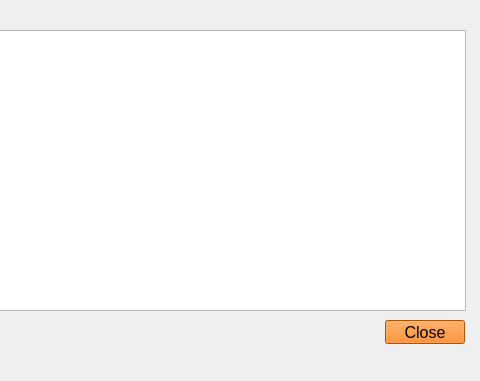
Old version of the form rebatewindow.ui in the repository max9001/Bulk-Club-Project; both pictures show x 255 to 735 and y 0 to 381 of the 735 by 381 pixel window.
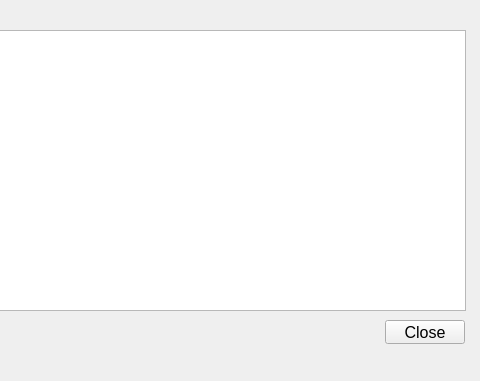
New version of the form.

```diff
--- a/rebatewindow.ui
+++ b/rebatewindow.ui
@@ -28,7 +28,7 @@
     </font>
    </property>
    <property name="styleSheet">
-    <string notr="true">background-color: rgb(241, 115, 0)</string>
+    <string notr="true"/>
    </property>
    <property name="text">
     <string>Close</string>
```
